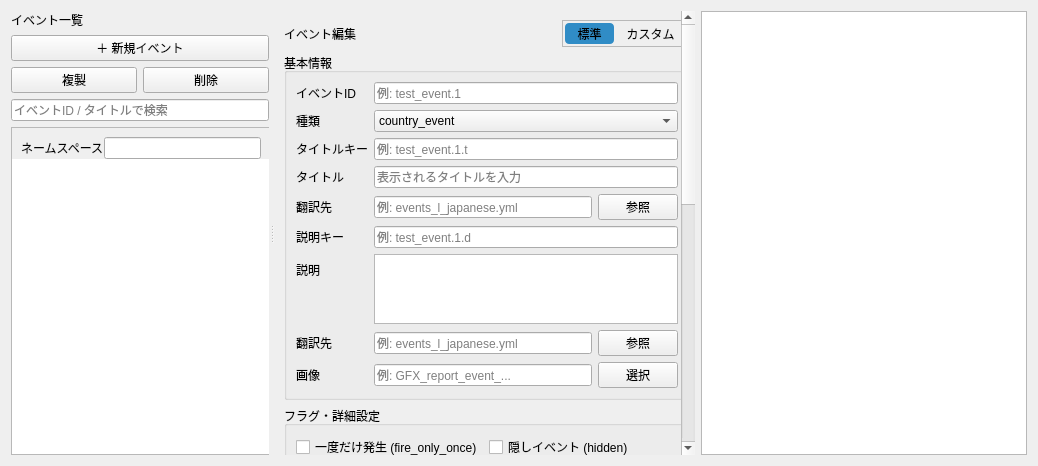
Qt form plugins/hoi4/events/event_editor.ui (Ikumyon/PDX-Mod-Studio) before a commit.
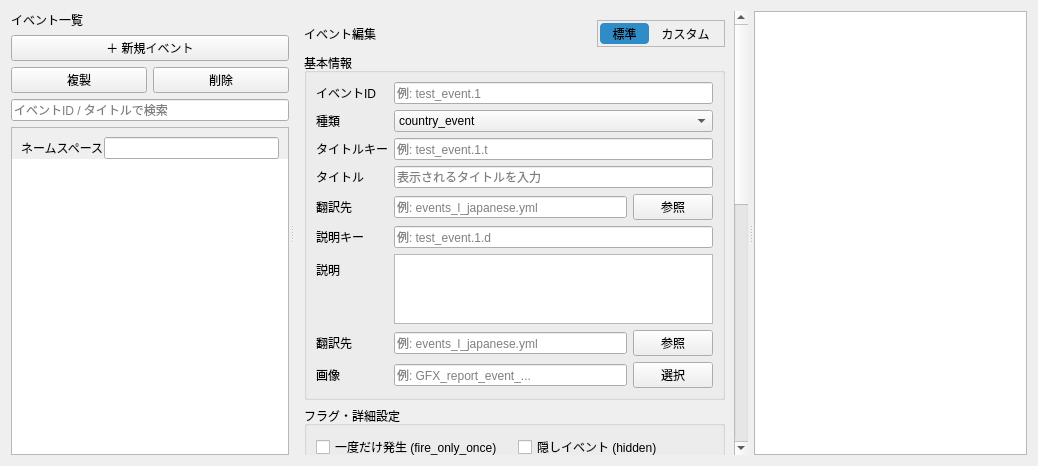
The same form after that commit.

The edit to the form file:
```diff
--- a/plugins/hoi4/events/event_editor.ui
+++ b/plugins/hoi4/events/event_editor.ui
@@ -659,11 +659,9 @@
        </layout>
       </widget>
      </widget>
+     <widget class="QGraphicsView" name="previewPanel"/>
     </widget>
    </item>
-   <item>
-    <widget class="QGraphicsView" name="previewPanel"/>
-   </item>
   </layout>
  </widget>
  <resources/>
```
